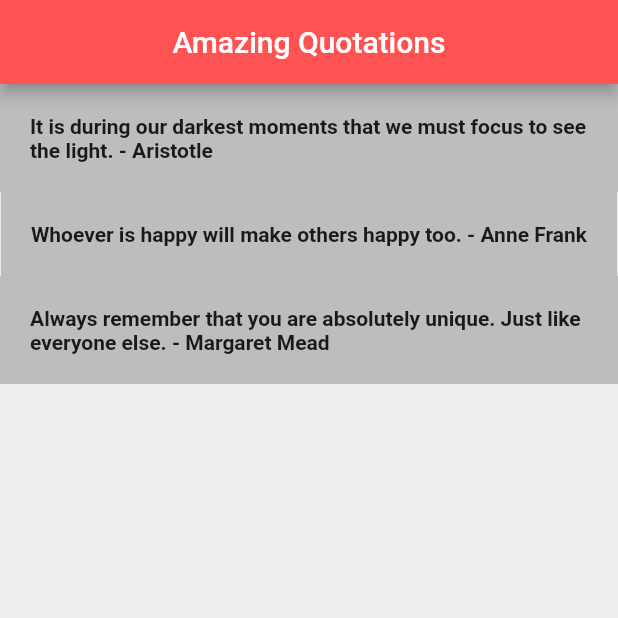
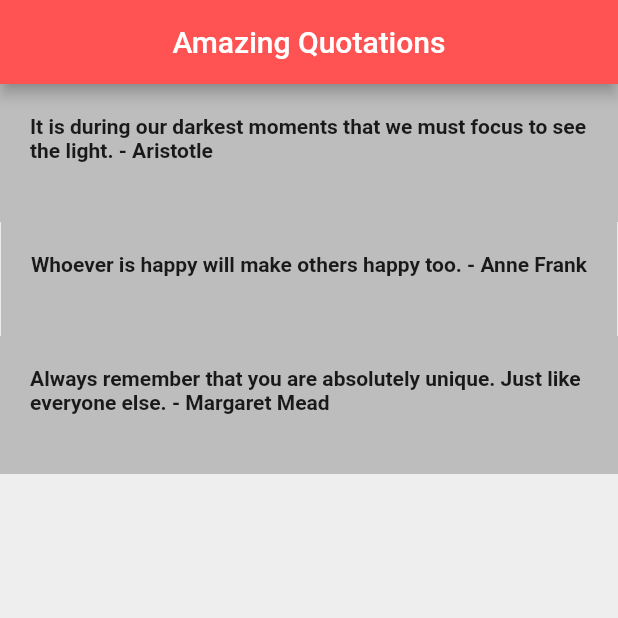
Before and after one commit to Um-e-Hani/FlutterQuotesApp, a Flutter app: the screen it shows after launch, on a phone screen of 412 x 824 dp, the top half of it. Run offline on Flutter 3.47's test engine with Material 2 defaults, Android fonts, the phone set to English and light mode, and no system bars.

```diff
--- a/lib/main.dart
+++ b/lib/main.dart
@@ -28,13 +28,19 @@ class _QuoteListState extends State<QuoteList> {
       body: Column(
         children: quotes
             .map((quote) => Container(
-                  color: Colors.grey[400],
-                  padding: EdgeInsets.all(20.0),
-                  child: Text(
-                    "${quote.text} - ${quote.author}",
-                    style: TextStyle(fontWeight: FontWeight.bold),
-                  ),
-                ))
+                color: Colors.grey[400],
+                padding: EdgeInsets.all(20.0),
+                child: Column(
+                  children: <Widget>[
+                    Text(
+                      "${quote.text} - ${quote.author}",
+                      style: TextStyle(fontWeight: FontWeight.bold),
+                    ),
+                    SizedBox(
+                      height: 20.0,
+                    ),
+                  ],
+                )))
             .toList(), //Map
       ), //Column
     ); // Scaffold
```
Also changed, not shown: 1 other file.
